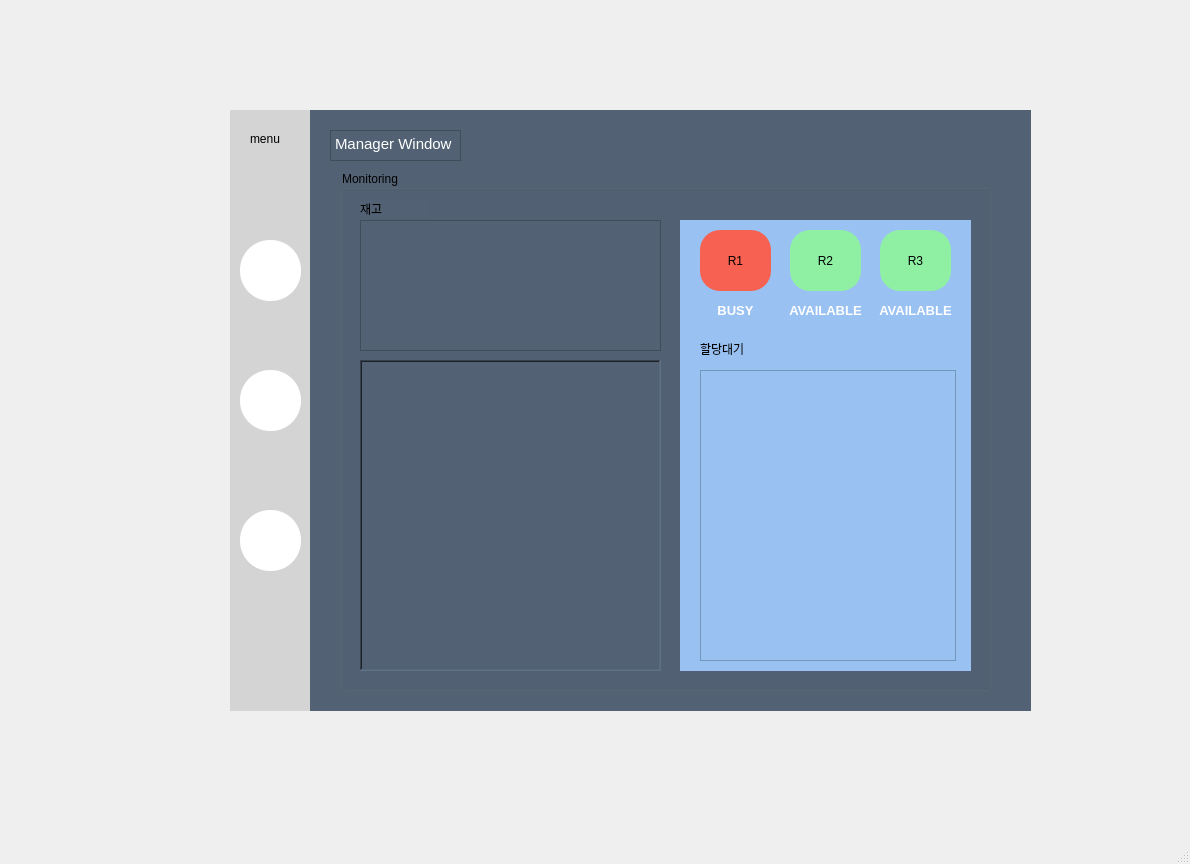
Before: the Qt Designer form gui/manager_pkg/install/manager_pkg/share/manager_pkg/ui/manager.ui in addinedu-ros-4th/ros-repo-2, drawn with Qt 5.
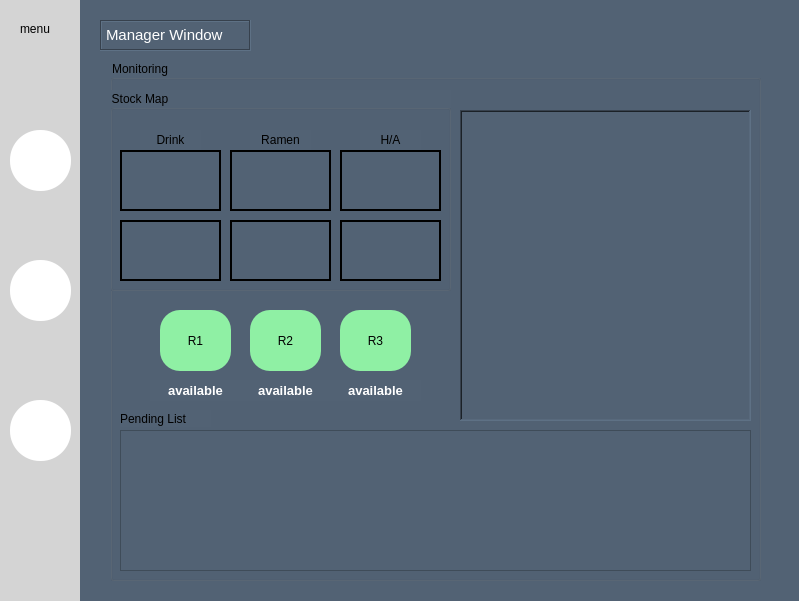
After: the same form once the commit is applied. The open tabs and pages were chosen to show the change. Icons and pictures are not drawn.

Commit message: Refactor: Task List Modification Completed

```diff
--- a/gui/manager_pkg/install/manager_pkg/share/manager_pkg/ui/manager.ui
+++ b/gui/manager_pkg/install/manager_pkg/share/manager_pkg/ui/manager.ui
@@ -6,25 +6,25 @@
    <rect>
     <x>0</x>
     <y>0</y>
-    <width>1190</width>
-    <height>864</height>
+    <width>799</width>
+    <height>601</height>
    </rect>
   </property>
   <property name="windowTitle">
    <string>MainWindow</string>
   </property>
   <property name="windowIcon">
-   <iconset resource="../image/resources.qrc">
+   <iconset>
     <normaloff>:/icon/map.yaml</normaloff>:/icon/map.yaml</iconset>
   </property>
   <widget class="QWidget" name="centralwidget">
    <widget class="QStackedWidget" name="stackedWidget">
     <property name="geometry">
      <rect>
-      <x>130</x>
-      <y>80</y>
-      <width>1011</width>
-      <height>651</height>
+      <x>0</x>
+      <y>0</y>
+      <width>801</width>
+      <height>601</height>
      </rect>
     </property>
     <property name="currentIndex">
@@ -34,8 +34,8 @@
      <widget class="QWidget" name="widget_2" native="true">
       <property name="geometry">
        <rect>
-        <x>100</x>
-        <y>30</y>
+        <x>0</x>
+        <y>0</y>
         <width>81</width>
         <height>601</height>
        </rect>
@@ -141,8 +141,8 @@
      <widget class="QWidget" name="widget_3" native="true">
       <property name="geometry">
        <rect>
-        <x>180</x>
-        <y>30</y>
+        <x>80</x>
+        <y>0</y>
         <width>721</width>
         <height>601</height>
        </rect>
@@ -155,10 +155,19 @@
         <rect>
          <x>20</x>
          <y>20</y>
-         <width>131</width>
+         <width>151</width>
          <height>31</height>
         </rect>
        </property>
+       <property name="styleSheet">
+        <string notr="true"/>
+       </property>
+       <property name="frameShape">
+        <enum>QFrame::Box</enum>
+       </property>
+       <property name="frameShadow">
+        <enum>QFrame::Sunken</enum>
+       </property>
        <property name="html">
         <string>&lt;!DOCTYPE HTML PUBLIC &quot;-//W3C//DTD HTML 4.0//EN&quot; &quot;http://www.w3.org/TR/REC-html40/strict.dtd&quot;&gt;
 &lt;html&gt;&lt;head&gt;&lt;meta name=&quot;qrichtext&quot; content=&quot;1&quot; /&gt;&lt;style type=&quot;text/css&quot;&gt;
@@ -179,92 +188,225 @@
        <property name="title">
         <string>Monitoring</string>
        </property>
-       <widget class="QLabel" name="map">
+       <widget class="QGroupBox" name="StockLabel">
         <property name="geometry">
          <rect>
-          <x>20</x>
-          <y>190</y>
-          <width>301</width>
-          <height>311</height>
-         </rect>
-        </property>
-        <property name="frameShape">
-         <enum>QFrame::WinPanel</enum>
-        </property>
-        <property name="frameShadow">
-         <enum>QFrame::Sunken</enum>
-        </property>
-        <property name="text">
-         <string/>
-        </property>
-       </widget>
-       <widget class="QTableWidget" name="tableWidget">
-        <property name="geometry">
-         <rect>
-          <x>20</x>
-          <y>50</y>
-          <width>301</width>
-          <height>131</height>
-         </rect>
-        </property>
-       </widget>
-       <widget class="QLabel" name="inven">
-        <property name="geometry">
-         <rect>
-          <x>20</x>
+          <x>0</x>
           <y>30</y>
-          <width>67</width>
+          <width>341</width>
+          <height>201</height>
+         </rect>
+        </property>
+        <property name="title">
+         <string>Stock Map</string>
+        </property>
+        <widget class="QLabel" name="A1Label">
+         <property name="geometry">
+          <rect>
+           <x>10</x>
+           <y>60</y>
+           <width>101</width>
+           <height>61</height>
+          </rect>
+         </property>
+         <property name="frameShape">
+          <enum>QFrame::WinPanel</enum>
+         </property>
+         <property name="text">
+          <string/>
+         </property>
+        </widget>
+        <widget class="QLabel" name="A2Label">
+         <property name="geometry">
+          <rect>
+           <x>10</x>
+           <y>130</y>
+           <width>101</width>
+           <height>61</height>
+          </rect>
+         </property>
+         <property name="frameShape">
+          <enum>QFrame::WinPanel</enum>
+         </property>
+         <property name="text">
+          <string/>
+         </property>
+        </widget>
+        <widget class="QLabel" name="B1Label">
+         <property name="geometry">
+          <rect>
+           <x>120</x>
+           <y>60</y>
+           <width>101</width>
+           <height>61</height>
+          </rect>
+         </property>
+         <property name="frameShape">
+          <enum>QFrame::WinPanel</enum>
+         </property>
+         <property name="text">
+          <string/>
+         </property>
+        </widget>
+        <widget class="QLabel" name="B2Label">
+         <property name="geometry">
+          <rect>
+           <x>120</x>
+           <y>130</y>
+           <width>101</width>
+           <height>61</height>
+          </rect>
+         </property>
+         <property name="frameShape">
+          <enum>QFrame::WinPanel</enum>
+         </property>
+         <property name="text">
+          <string/>
+         </property>
+        </widget>
+        <widget class="QLabel" name="C1Label">
+         <property name="geometry">
+          <rect>
+           <x>230</x>
+           <y>60</y>
+           <width>101</width>
+           <height>61</height>
+          </rect>
+         </property>
+         <property name="frameShape">
+          <enum>QFrame::WinPanel</enum>
+         </property>
+         <property name="text">
+          <string/>
+         </property>
+        </widget>
+        <widget class="QLabel" name="C2Label">
+         <property name="geometry">
+          <rect>
+           <x>230</x>
+           <y>130</y>
+           <width>101</width>
+           <height>61</height>
+          </rect>
+         </property>
+         <property name="frameShape">
+          <enum>QFrame::WinPanel</enum>
+         </property>
+         <property name="text">
+          <string/>
+         </property>
+        </widget>
+        <widget class="QLabel" name="wait_3">
+         <property name="geometry">
+          <rect>
+           <x>30</x>
+           <y>40</y>
+           <width>61</width>
+           <height>20</height>
+          </rect>
+         </property>
+         <property name="text">
+          <string>Drink</string>
+         </property>
+         <property name="alignment">
+          <set>Qt::AlignCenter</set>
+         </property>
+        </widget>
+        <widget class="QLabel" name="wait_4">
+         <property name="geometry">
+          <rect>
+           <x>140</x>
+           <y>40</y>
+           <width>61</width>
+           <height>20</height>
+          </rect>
+         </property>
+         <property name="text">
+          <string>Ramen</string>
+         </property>
+         <property name="alignment">
+          <set>Qt::AlignCenter</set>
+         </property>
+        </widget>
+        <widget class="QLabel" name="wait_5">
+         <property name="geometry">
+          <rect>
+           <x>250</x>
+           <y>40</y>
+           <width>61</width>
+           <height>20</height>
+          </rect>
+         </property>
+         <property name="text">
+          <string>H/A</string>
+         </property>
+         <property name="alignment">
+          <set>Qt::AlignCenter</set>
+         </property>
+        </widget>
+       </widget>
+       <widget class="QLabel" name="wait">
+        <property name="geometry">
+         <rect>
+          <x>10</x>
+          <y>350</y>
+          <width>91</width>
           <height>17</height>
          </rect>
         </property>
         <property name="text">
-         <string>재고</string>
+         <string>Pending List</string>
         </property>
        </widget>
-       <widget class="QWidget" name="widget" native="true">
+       <widget class="QTableWidget" name="taskView">
         <property name="geometry">
          <rect>
-          <x>340</x>
-          <y>50</y>
-          <width>291</width>
-          <height>451</height>
+          <x>10</x>
+          <y>370</y>
+          <width>631</width>
+          <height>141</height>
          </rect>
         </property>
-        <property name="styleSheet">
-         <string notr="true">background-color: rgb(153, 193, 241);</string>
-        </property>
-        <widget class="QPushButton" name="R2">
+       </widget>
+       <widget class="QLabel" name="status3">
          <property name="geometry">
           <rect>
-           <x>110</x>
-           <y>10</y>
-           <width>71</width>
-           <height>61</height>
-          </rect>
-         </property>
+          <x>220</x>
+          <y>320</y>
+          <width>91</width>
+          <height>21</height>
+         </rect>
+        </property>
+        <property name="font">
+         <font>
+          <pointsize>10</pointsize>
+          <weight>75</weight>
+          <italic>false</italic>
+          <bold>true</bold>
+          <strikeout>false</strikeout>
+         </font>
+        </property>
+        <property name="contextMenuPolicy">
+         <enum>Qt::ActionsContextMenu</enum>
+        </property>
+        <property name="layoutDirection">
+         <enum>Qt::LeftToRight</enum>
+        </property>
          <property name="styleSheet">
-          <string notr="true">background-color: rgb(143, 240, 164);
-border-radius: 20px</string>
+         <string notr="true">color: rgb(255, 255, 255);</string>
          </property>
          <property name="text">
-          <string>R2</string>
-         </property>
-         <property name="icon">
-          <iconset>
-           <normaloff>../../../../../../../../../consumer/ui/Downloads/bar-chart.png</normaloff>../../../../../../../../../consumer/ui/Downloads/bar-chart.png</iconset>
-         </property>
-         <property name="iconSize">
-          <size>
-           <width>30</width>
-           <height>30</height>
-          </size>
+         <string>available</string>
+        </property>
+        <property name="alignment">
+         <set>Qt::AlignCenter</set>
          </property>
         </widget>
         <widget class="QPushButton" name="R3">
          <property name="geometry">
           <rect>
-           <x>200</x>
-           <y>10</y>
+          <x>230</x>
+          <y>250</y>
            <width>71</width>
            <height>61</height>
           </rect>
@@ -287,45 +429,11 @@
           </size>
          </property>
         </widget>
-        <widget class="QLabel" name="status1">
-         <property name="geometry">
-          <rect>
-           <x>30</x>
-           <y>80</y>
-           <width>51</width>
-           <height>21</height>
-          </rect>
-         </property>
-         <property name="font">
-          <font>
-           <pointsize>10</pointsize>
-           <weight>75</weight>
-           <italic>false</italic>
-           <bold>true</bold>
-           <strikeout>false</strikeout>
-          </font>
-         </property>
-         <property name="contextMenuPolicy">
-          <enum>Qt::ActionsContextMenu</enum>
-         </property>
-         <property name="layoutDirection">
-          <enum>Qt::LeftToRight</enum>
-         </property>
-         <property name="styleSheet">
-          <string notr="true">color: rgb(255, 255, 255);</string>
-         </property>
-         <property name="text">
-          <string>BUSY</string>
-         </property>
-         <property name="alignment">
-          <set>Qt::AlignCenter</set>
-         </property>
-        </widget>
         <widget class="QLabel" name="status2">
          <property name="geometry">
           <rect>
-           <x>100</x>
-           <y>80</y>
+          <x>130</x>
+          <y>320</y>
            <width>91</width>
            <height>21</height>
           </rect>
@@ -349,7 +457,7 @@
           <string notr="true">color: rgb(255, 255, 255);</string>
          </property>
          <property name="text">
-          <string>AVAILABLE</string>
+         <string>available</string>
          </property>
          <property name="alignment">
           <set>Qt::AlignCenter</set>
@@ -358,14 +466,14 @@
         <widget class="QPushButton" name="R1">
          <property name="geometry">
           <rect>
-           <x>20</x>
-           <y>10</y>
+          <x>50</x>
+          <y>250</y>
            <width>71</width>
            <height>61</height>
           </rect>
          </property>
          <property name="styleSheet">
-          <string notr="true">background-color: rgb(246, 97, 81);
+         <string notr="true">background-color: rgb(143, 240, 164);
 border-radius: 20px</string>
          </property>
          <property name="text">
@@ -382,11 +490,11 @@
           </size>
          </property>
         </widget>
-        <widget class="QLabel" name="status3">
+       <widget class="QLabel" name="status1">
          <property name="geometry">
           <rect>
-           <x>190</x>
-           <y>80</y>
+          <x>40</x>
+          <y>320</y>
            <width>91</width>
            <height>21</height>
           </rect>
@@ -410,43 +518,57 @@
           <string notr="true">color: rgb(255, 255, 255);</string>
          </property>
          <property name="text">
-          <string>AVAILABLE</string>
+         <string>available</string>
          </property>
          <property name="alignment">
           <set>Qt::AlignCenter</set>
          </property>
         </widget>
-        <widget class="QLabel" name="wait">
+       <widget class="QPushButton" name="R2">
          <property name="geometry">
           <rect>
-           <x>20</x>
-           <y>120</y>
-           <width>67</width>
-           <height>17</height>
-          </rect>
-         </property>
+          <x>140</x>
+          <y>250</y>
+          <width>71</width>
+          <height>61</height>
+         </rect>
+        </property>
+        <property name="styleSheet">
+         <string notr="true">background-color: rgb(143, 240, 164);
+border-radius: 20px</string>
+        </property>
          <property name="text">
-          <string>할당대기</string>
-         </property>
-        </widget>
-        <widget class="QTableView" name="taskView">
+         <string>R2</string>
+        </property>
+        <property name="icon">
+         <iconset>
+          <normaloff>../../../../../../../../../consumer/ui/Downloads/bar-chart.png</normaloff>../../../../../../../../../consumer/ui/Downloads/bar-chart.png</iconset>
+        </property>
+        <property name="iconSize">
+         <size>
+          <width>30</width>
+          <height>30</height>
+         </size>
+        </property>
+       </widget>
+       <widget class="QLabel" name="map">
          <property name="geometry">
           <rect>
-           <x>20</x>
-           <y>150</y>
-           <width>256</width>
-           <height>291</height>
-          </rect>
-         </property>
-        </widget>
-        <zorder>status2</zorder>
-        <zorder>R2</zorder>
-        <zorder>R3</zorder>
-        <zorder>status1</zorder>
-        <zorder>R1</zorder>
-        <zorder>status3</zorder>
-        <zorder>wait</zorder>
-        <zorder>taskView</zorder>
+          <x>350</x>
+          <y>50</y>
+          <width>291</width>
+          <height>311</height>
+         </rect>
+        </property>
+        <property name="frameShape">
+         <enum>QFrame::WinPanel</enum>
+        </property>
+        <property name="frameShadow">
+         <enum>QFrame::Sunken</enum>
+        </property>
+        <property name="text">
+         <string/>
+        </property>
        </widget>
       </widget>
      </widget>
@@ -455,8 +577,8 @@
      <widget class="QWidget" name="widget_4" native="true">
       <property name="geometry">
        <rect>
-        <x>100</x>
-        <y>30</y>
+        <x>0</x>
+        <y>0</y>
         <width>81</width>
         <height>601</height>
        </rect>
@@ -562,8 +684,8 @@
      <widget class="QWidget" name="widget_5" native="true">
       <property name="geometry">
        <rect>
-        <x>180</x>
-        <y>30</y>
+        <x>80</x>
+        <y>0</y>
         <width>721</width>
         <height>601</height>
        </rect>
@@ -580,6 +702,9 @@
          <height>31</height>
         </rect>
        </property>
+       <property name="frameShape">
+        <enum>QFrame::Box</enum>
+       </property>
        <property name="html">
         <string>&lt;!DOCTYPE HTML PUBLIC &quot;-//W3C//DTD HTML 4.0//EN&quot; &quot;http://www.w3.org/TR/REC-html40/strict.dtd&quot;&gt;
 &lt;html&gt;&lt;head&gt;&lt;meta name=&quot;qrichtext&quot; content=&quot;1&quot; /&gt;&lt;style type=&quot;text/css&quot;&gt;
@@ -614,23 +739,7 @@
         <string/>
        </property>
       </widget>
-      <widget class="QLabel" name="statusLabel">
-       <property name="geometry">
-        <rect>
-         <x>20</x>
-         <y>430</y>
-         <width>401</width>
-         <height>141</height>
-        </rect>
-       </property>
-       <property name="frameShape">
-        <enum>QFrame::Box</enum>
-       </property>
-       <property name="text">
-        <string/>
-       </property>
-      </widget>
-      <widget class="QTextEdit" name="textEdit_6">
+      <widget class="QTextEdit" name="transactionEdit">
        <property name="geometry">
         <rect>
          <x>20</x>
@@ -644,7 +753,7 @@
 &lt;html&gt;&lt;head&gt;&lt;meta name=&quot;qrichtext&quot; content=&quot;1&quot; /&gt;&lt;style type=&quot;text/css&quot;&gt;
 p, li { white-space: pre-wrap; }
 &lt;/style&gt;&lt;/head&gt;&lt;body style=&quot; font-family:'Ubuntu'; font-size:11pt; font-weight:400; font-style:normal;&quot;&gt;
-&lt;p align=&quot;center&quot; style=&quot; margin-top:0px; margin-bottom:0px; margin-left:0px; margin-right:0px; -qt-block-indent:0; text-indent:0px;&quot;&gt;Status Bar&lt;/p&gt;&lt;/body&gt;&lt;/html&gt;</string>
+&lt;p align=&quot;center&quot; style=&quot; margin-top:0px; margin-bottom:0px; margin-left:0px; margin-right:0px; -qt-block-indent:0; text-indent:0px;&quot;&gt;Transaction&lt;/p&gt;&lt;/body&gt;&lt;/html&gt;</string>
        </property>
       </widget>
       <widget class="QTextEdit" name="textEdit_7">
@@ -693,14 +802,24 @@
         </property>
        </widget>
       </widget>
+      <widget class="QTableWidget" name="status">
+       <property name="geometry">
+        <rect>
+         <x>20</x>
+         <y>430</y>
+         <width>401</width>
+         <height>141</height>
+        </rect>
+       </property>
+      </widget>
      </widget>
     </widget>
     <widget class="QWidget" name="InboundOrderPage">
      <widget class="QWidget" name="widget_6" native="true">
       <property name="geometry">
        <rect>
-        <x>100</x>
-        <y>30</y>
+        <x>0</x>
+        <y>0</y>
         <width>81</width>
         <height>601</height>
        </rect>
@@ -806,8 +925,8 @@
      <widget class="QWidget" name="widget_7" native="true">
       <property name="geometry">
        <rect>
-        <x>180</x>
-        <y>30</y>
+        <x>80</x>
+        <y>0</y>
         <width>721</width>
         <height>601</height>
        </rect>
@@ -824,12 +943,15 @@
          <height>31</height>
         </rect>
        </property>
+       <property name="frameShape">
+        <enum>QFrame::Box</enum>
+       </property>
        <property name="html">
         <string>&lt;!DOCTYPE HTML PUBLIC &quot;-//W3C//DTD HTML 4.0//EN&quot; &quot;http://www.w3.org/TR/REC-html40/strict.dtd&quot;&gt;
 &lt;html&gt;&lt;head&gt;&lt;meta name=&quot;qrichtext&quot; content=&quot;1&quot; /&gt;&lt;style type=&quot;text/css&quot;&gt;
 p, li { white-space: pre-wrap; }
 &lt;/style&gt;&lt;/head&gt;&lt;body style=&quot; font-family:'Ubuntu'; font-size:11pt; font-weight:400; font-style:normal;&quot;&gt;
-&lt;p style=&quot; margin-top:0px; margin-bottom:0px; margin-left:0px; margin-right:0px; -qt-block-indent:0; text-indent:0px;&quot;&gt;&lt;span style=&quot; color:#ffffff;&quot;&gt;Inbound And Order&lt;/span&gt;&lt;/p&gt;&lt;/body&gt;&lt;/html&gt;</string>
+&lt;p style=&quot; margin-top:0px; margin-bottom:0px; margin-left:0px; margin-right:0px; -qt-block-indent:0; text-indent:0px;&quot;&gt;&lt;span style=&quot; color:#ffffff;&quot;&gt;ORDER LIST&lt;/span&gt;&lt;/p&gt;&lt;/body&gt;&lt;/html&gt;</string>
        </property>
       </widget>
       <widget class="QTextEdit" name="textEdit_4">
@@ -873,7 +995,7 @@
 &lt;html&gt;&lt;head&gt;&lt;meta name=&quot;qrichtext&quot; content=&quot;1&quot; /&gt;&lt;style type=&quot;text/css&quot;&gt;
 p, li { white-space: pre-wrap; }
 &lt;/style&gt;&lt;/head&gt;&lt;body style=&quot; font-family:'Ubuntu'; font-size:11pt; font-weight:400; font-style:normal;&quot;&gt;
-&lt;p align=&quot;center&quot; style=&quot; margin-top:0px; margin-bottom:0px; margin-left:0px; margin-right:0px; -qt-block-indent:0; text-indent:0px;&quot;&gt;&lt;span style=&quot; color:#ffffff;&quot;&gt;ORDER&lt;/span&gt;&lt;/p&gt;&lt;/body&gt;&lt;/html&gt;</string>
+&lt;p align=&quot;center&quot; style=&quot; margin-top:0px; margin-bottom:0px; margin-left:0px; margin-right:0px; -qt-block-indent:0; text-indent:0px;&quot;&gt;&lt;span style=&quot; color:#ffffff;&quot;&gt;OUTBOUND&lt;/span&gt;&lt;/p&gt;&lt;/body&gt;&lt;/html&gt;</string>
        </property>
       </widget>
       <widget class="QPushButton" name="scan_button">
@@ -912,21 +1034,23 @@
         <string>Refresh</string>
        </property>
       </widget>
-     </widget>
-    </widget>
-   </widget>
-  </widget>
-  <widget class="QMenuBar" name="menubar">
+      <widget class="QPushButton" name="refresh_button_2">
    <property name="geometry">
     <rect>
-     <x>0</x>
-     <y>0</y>
-     <width>1190</width>
-     <height>22</height>
-    </rect>
-   </property>
-  </widget>
-  <widget class="QStatusBar" name="statusbar"/>
+         <x>420</x>
+         <y>330</y>
+         <width>131</width>
+         <height>25</height>
+        </rect>
+       </property>
+       <property name="text">
+        <string>Refresh</string>
+       </property>
+      </widget>
+     </widget>
+    </widget>
+   </widget>
+  </widget>
  </widget>
  <resources>
   <include location="../image/resources.qrc"/>
```
Lines whose indentation alone changed are shown as unchanged. The commit also changes 18 other files.
